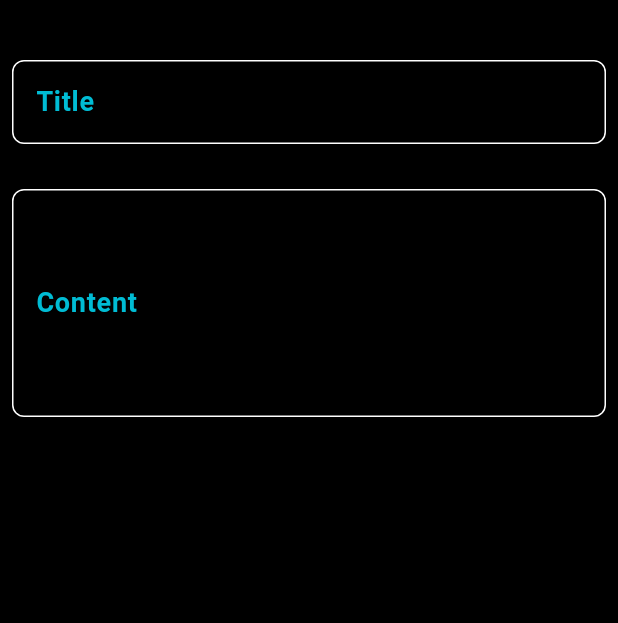
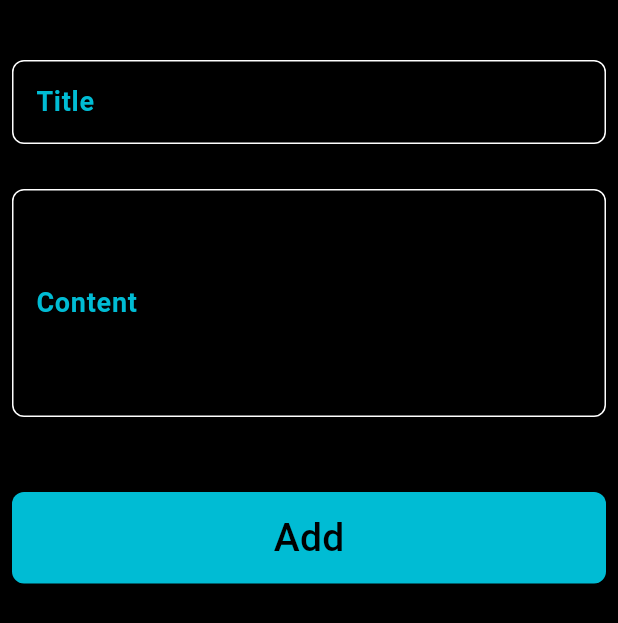
Before and after one commit to Adham1005/notes_app, a Flutter app: the NotesBottomSheetItem widget shown alone on an empty page, opened directly, on a phone screen of 412 x 824 dp. Shown: the top 623 px of the screen. Run offline on Flutter 3.47's test engine with Material 3 defaults, Android fonts, the phone set to English and light mode, and no system bars.

Commit message:
Finish Bottom sheet.

```diff
--- a/lib/Widgets/custom_button.dart
+++ b/lib/Widgets/custom_button.dart
@@ -30,7 +30,7 @@ class CustomButton extends StatelessWidget {
           //   size: 26,
           //   color: Colors.black,
           // ),
-          SizedBox(width: 8),
+          // SizedBox(width: 8),
           Text(
             text,
             style: TextStyle(fontSize: 26, color: Colors.black),
--- a/lib/Widgets/notes_bottomsheet_item.dart
+++ b/lib/Widgets/notes_bottomsheet_item.dart
@@ -1,5 +1,7 @@
 import 'package:flutter/material.dart';
 import 'package:notes_app/Widgets/text_form_field.dart';
+
+import 'custom_button.dart';
 
 class NotesBottomSheetItem extends StatelessWidget {
   const NotesBottomSheetItem({super.key});
@@ -8,6 +10,7 @@ class NotesBottomSheetItem extends StatelessWidget {
   Widget build(BuildContext context) {
     return Padding(
       padding: const EdgeInsets.symmetric(horizontal: 8.0, vertical: 40),
+      child: SingleChildScrollView(
         child: Column(
           crossAxisAlignment: CrossAxisAlignment.start,
           mainAxisAlignment: MainAxisAlignment.start,
@@ -20,11 +23,12 @@ class NotesBottomSheetItem extends StatelessWidget {
               labelText: 'Content',
               maxLines: 5,
             ),
-          // SizedBox(
-          //   height: 100,
-          // ),
-          // CustomButton(icon: Icons.add, text: 'Add', onPressed: () {}),
+            SizedBox(
+              height: 50,
+            ),
+            CustomButton(icon: Icons.add, text: 'Add', onPressed: () {}),
           ],
+        ),
       ),
     );
   }
```
Lines whose indentation alone changed are shown as unchanged.
